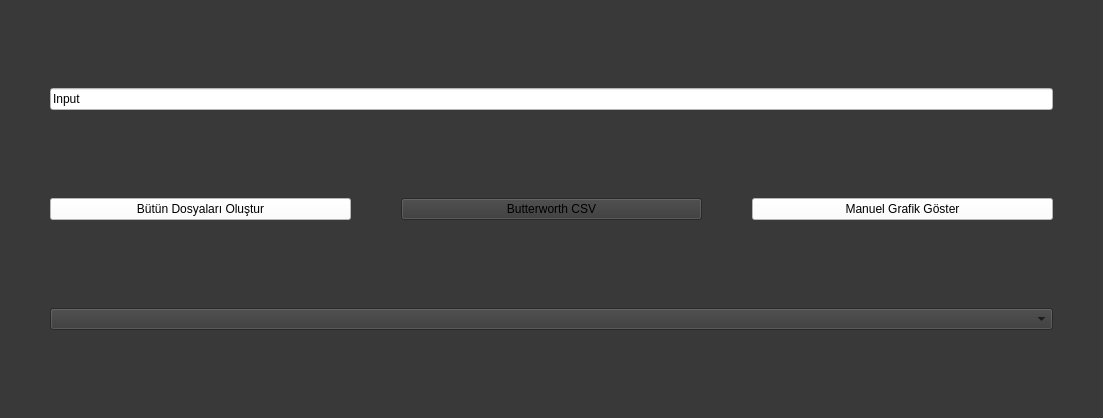
The window that mainwindow.ui (zahidayturan/filter-design-and-transformation) describes before a commit, drawn with Qt 5.
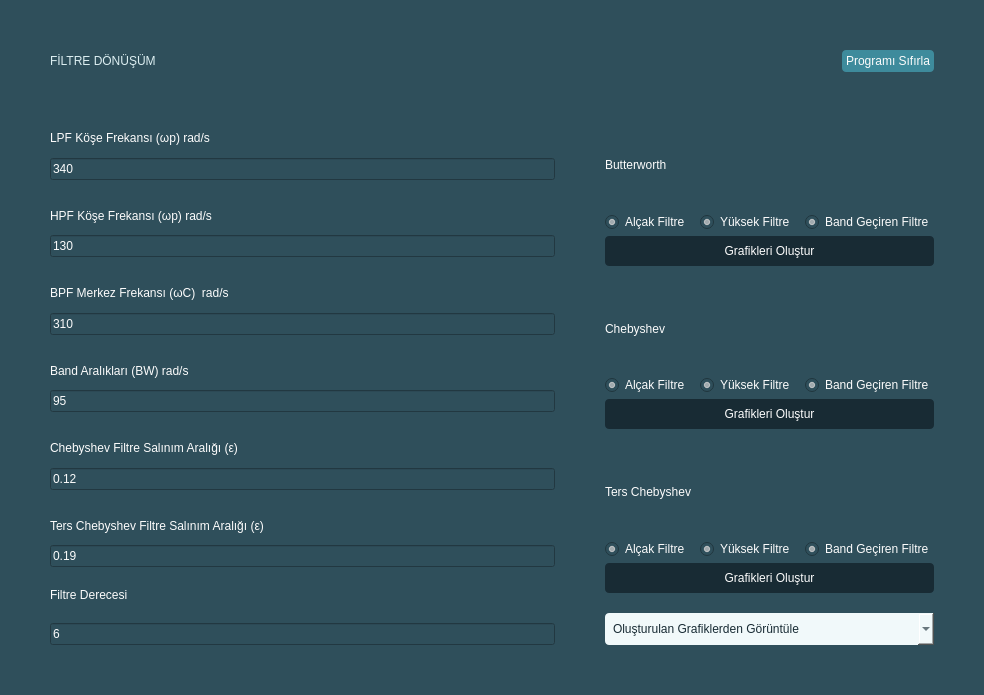
The same window after the commit.

```diff
--- a/mainwindow.ui
+++ b/mainwindow.ui
@@ -6,8 +6,8 @@
    <rect>
     <x>0</x>
     <y>0</y>
-    <width>1103</width>
-    <height>418</height>
+    <width>984</width>
+    <height>695</height>
    </rect>
   </property>
   <property name="windowTitle">
@@ -17,15 +17,17 @@
    <bool>false</bool>
   </property>
   <property name="styleSheet">
-   <string notr="true">background-color: rgb(57, 57, 57);</string>
+   <string notr="true">background-color: rgb(47, 79, 91);
+font: 10pt &quot;Montserrat&quot;;
+color: rgb(252, 252, 252);</string>
   </property>
   <widget class="QWidget" name="centralwidget">
    <property name="autoFillBackground">
     <bool>false</bool>
    </property>
-   <layout class="QVBoxLayout" stretch="0,0,0">
+   <layout class="QVBoxLayout" stretch="0">
     <property name="spacing">
-     <number>50</number>
+     <number>100</number>
     </property>
     <property name="sizeConstraint">
      <enum>QLayout::SizeConstraint::SetMinimumSize</enum>
@@ -43,68 +45,575 @@
      <number>50</number>
     </property>
     <item>
-     <widget class="QLineEdit" name="lineEdit">
-      <property name="styleSheet">
-       <string notr="true">background-color: rgb(255, 255, 255);</string>
+     <layout class="QVBoxLayout" name="main_vertical">
+      <property name="spacing">
+       <number>50</number>
       </property>
-      <property name="text">
-       <string>Input</string>
+      <property name="topMargin">
+       <number>0</number>
       </property>
-     </widget>
-    </item>
-    <item>
-     <layout class="QHBoxLayout" name="horizontalLayout">
       <item>
-       <widget class="QPushButton" name="csvButton">
-        <property name="autoFillBackground">
-         <bool>false</bool>
+       <layout class="QHBoxLayout" name="app_bar">
+        <property name="spacing">
+         <number>10</number>
         </property>
-        <property name="styleSheet">
-         <string notr="true">background-color: rgb(255, 255, 255);</string>
+        <property name="bottomMargin">
+         <number>0</number>
         </property>
-        <property name="text">
-         <string>Bütün Dosyaları Oluştur</string>
-        </property>
-       </widget>
+        <item>
+         <widget class="QLabel" name="title">
+          <property name="styleSheet">
+           <string notr="true">font: 900 16pt &quot;Montserrat Black&quot;;
+color: rgb(220, 238, 241);</string>
+          </property>
+          <property name="text">
+           <string>FİLTRE DÖNÜŞÜM</string>
+          </property>
+         </widget>
+        </item>
+        <item>
+         <widget class="QPushButton" name="reload">
+          <property name="sizePolicy">
+           <sizepolicy hsizetype="Fixed" vsizetype="Fixed">
+            <horstretch>0</horstretch>
+            <verstretch>0</verstretch>
+           </sizepolicy>
+          </property>
+          <property name="styleSheet">
+           <string notr="true">background-color: rgb(62, 139, 156);
+border-radius: 4px;
+padding: 4px;</string>
+          </property>
+          <property name="text">
+           <string>Programı Sıfırla</string>
+          </property>
+          <property name="autoDefault">
+           <bool>false</bool>
+          </property>
+          <property name="default">
+           <bool>false</bool>
+          </property>
+          <property name="flat">
+           <bool>false</bool>
+          </property>
+         </widget>
+        </item>
+       </layout>
       </item>
       <item>
-       <widget class="QPushButton" name="butterworthButton">
-        <property name="text">
-         <string>Butterworth CSV</string>
+       <layout class="QHBoxLayout" name="app_menu">
+        <property name="spacing">
+         <number>50</number>
         </property>
-       </widget>
-      </item>
-      <item>
-       <widget class="QPushButton" name="graphButton">
-        <property name="enabled">
-         <bool>true</bool>
+        <property name="sizeConstraint">
+         <enum>QLayout::SizeConstraint::SetMinimumSize</enum>
         </property>
-        <property name="autoFillBackground">
-         <bool>false</bool>
-        </property>
-        <property name="styleSheet">
-         <string notr="true">background-color: rgb(255, 255, 255);</string>
-        </property>
-        <property name="text">
-         <string>Manuel Grafik Göster</string>
-        </property>
-        <property name="checkable">
-         <bool>false</bool>
-        </property>
-       </widget>
+        <item>
+         <layout class="QVBoxLayout" name="input_menu" stretch="0,0,0,0,0,0,0">
+          <property name="spacing">
+           <number>20</number>
+          </property>
+          <property name="sizeConstraint">
+           <enum>QLayout::SizeConstraint::SetMinimumSize</enum>
+          </property>
+          <property name="bottomMargin">
+           <number>0</number>
+          </property>
+          <item>
+           <layout class="QVBoxLayout" name="input_lpf">
+            <property name="spacing">
+             <number>4</number>
+            </property>
+            <property name="sizeConstraint">
+             <enum>QLayout::SizeConstraint::SetMinimumSize</enum>
+            </property>
+            <item>
+             <widget class="QLabel" name="label_lpf">
+              <property name="text">
+               <string>LPF Köşe Frekansı (ωp) rad/s</string>
+              </property>
+             </widget>
+            </item>
+            <item>
+             <widget class="QLineEdit" name="edit_lpf">
+              <property name="autoFillBackground">
+               <bool>false</bool>
+              </property>
+              <property name="styleSheet">
+               <string notr="true">border-color: rgb(24, 43, 52);</string>
+              </property>
+              <property name="text">
+               <string>340</string>
+              </property>
+              <property name="frame">
+               <bool>true</bool>
+              </property>
+              <property name="placeholderText">
+               <string>LPF Köşe Frekansı (ωp) rad/s</string>
+              </property>
+             </widget>
+            </item>
+           </layout>
+          </item>
+          <item>
+           <layout class="QVBoxLayout" name="input_hpf">
+            <property name="spacing">
+             <number>4</number>
+            </property>
+            <property name="sizeConstraint">
+             <enum>QLayout::SizeConstraint::SetMinimumSize</enum>
+            </property>
+            <item>
+             <widget class="QLabel" name="label_hpf">
+              <property name="text">
+               <string>HPF Köşe Frekansı (ωp) rad/s</string>
+              </property>
+             </widget>
+            </item>
+            <item>
+             <widget class="QLineEdit" name="edit_hpf">
+              <property name="text">
+               <string>130</string>
+              </property>
+             </widget>
+            </item>
+           </layout>
+          </item>
+          <item>
+           <layout class="QVBoxLayout" name="input_bpf">
+            <property name="spacing">
+             <number>4</number>
+            </property>
+            <property name="sizeConstraint">
+             <enum>QLayout::SizeConstraint::SetMinimumSize</enum>
+            </property>
+            <item>
+             <widget class="QLabel" name="label_bpf">
+              <property name="text">
+               <string>BPF Merkez Frekansı (ωC)  rad/s</string>
+              </property>
+             </widget>
+            </item>
+            <item>
+             <widget class="QLineEdit" name="edit_bpf">
+              <property name="text">
+               <string>310</string>
+              </property>
+             </widget>
+            </item>
+           </layout>
+          </item>
+          <item>
+           <layout class="QVBoxLayout" name="input_bw">
+            <property name="spacing">
+             <number>4</number>
+            </property>
+            <property name="sizeConstraint">
+             <enum>QLayout::SizeConstraint::SetMinimumSize</enum>
+            </property>
+            <item>
+             <widget class="QLabel" name="label_bw">
+              <property name="text">
+               <string>Band Aralıkları (BW) rad/s</string>
+              </property>
+             </widget>
+            </item>
+            <item>
+             <widget class="QLineEdit" name="edit_bw">
+              <property name="text">
+               <string>95</string>
+              </property>
+             </widget>
+            </item>
+           </layout>
+          </item>
+          <item>
+           <layout class="QVBoxLayout" name="input_c">
+            <property name="spacing">
+             <number>4</number>
+            </property>
+            <property name="sizeConstraint">
+             <enum>QLayout::SizeConstraint::SetMinimumSize</enum>
+            </property>
+            <item>
+             <widget class="QLabel" name="label_c">
+              <property name="text">
+               <string>Chebyshev Filtre Salınım Aralığı (ε)</string>
+              </property>
+             </widget>
+            </item>
+            <item>
+             <widget class="QLineEdit" name="edit_c">
+              <property name="text">
+               <string>0.12</string>
+              </property>
+             </widget>
+            </item>
+           </layout>
+          </item>
+          <item>
+           <layout class="QVBoxLayout" name="input_i">
+            <property name="spacing">
+             <number>4</number>
+            </property>
+            <property name="sizeConstraint">
+             <enum>QLayout::SizeConstraint::SetMinimumSize</enum>
+            </property>
+            <item>
+             <widget class="QLabel" name="label_i">
+              <property name="text">
+               <string>Ters Chebyshev Filtre Salınım Aralığı (ε)</string>
+              </property>
+             </widget>
+            </item>
+            <item>
+             <widget class="QLineEdit" name="line_i">
+              <property name="text">
+               <string>0.19</string>
+              </property>
+             </widget>
+            </item>
+           </layout>
+          </item>
+          <item>
+           <layout class="QVBoxLayout" name="input_d">
+            <property name="bottomMargin">
+             <number>0</number>
+            </property>
+            <item>
+             <widget class="QLabel" name="label_d">
+              <property name="text">
+               <string>Filtre Derecesi</string>
+              </property>
+             </widget>
+            </item>
+            <item>
+             <widget class="QLineEdit" name="edit_d">
+              <property name="text">
+               <string>6</string>
+              </property>
+             </widget>
+            </item>
+           </layout>
+          </item>
+         </layout>
+        </item>
+        <item>
+         <layout class="QVBoxLayout" name="output_menu">
+          <property name="spacing">
+           <number>20</number>
+          </property>
+          <item>
+           <layout class="QVBoxLayout" name="b_output">
+            <property name="spacing">
+             <number>4</number>
+            </property>
+            <property name="sizeConstraint">
+             <enum>QLayout::SizeConstraint::SetFixedSize</enum>
+            </property>
+            <item>
+             <widget class="QLabel" name="b_title">
+              <property name="styleSheet">
+               <string notr="true">font: 900 11pt &quot;Montserrat Black&quot;;</string>
+              </property>
+              <property name="text">
+               <string>Butterworth</string>
+              </property>
+             </widget>
+            </item>
+            <item>
+             <layout class="QHBoxLayout" name="b_actives">
+              <property name="spacing">
+               <number>10</number>
+              </property>
+              <property name="sizeConstraint">
+               <enum>QLayout::SizeConstraint::SetMinimumSize</enum>
+              </property>
+              <item>
+               <widget class="QRadioButton" name="bl_active">
+                <property name="acceptDrops">
+                 <bool>false</bool>
+                </property>
+                <property name="text">
+                 <string>Alçak Filtre</string>
+                </property>
+                <property name="checked">
+                 <bool>true</bool>
+                </property>
+                <property name="autoExclusive">
+                 <bool>false</bool>
+                </property>
+               </widget>
+              </item>
+              <item>
+               <widget class="QRadioButton" name="bh_active">
+                <property name="text">
+                 <string>Yüksek Filtre</string>
+                </property>
+                <property name="checked">
+                 <bool>true</bool>
+                </property>
+                <property name="autoRepeat">
+                 <bool>false</bool>
+                </property>
+                <property name="autoExclusive">
+                 <bool>false</bool>
+                </property>
+               </widget>
+              </item>
+              <item>
+               <widget class="QRadioButton" name="bb_active">
+                <property name="styleSheet">
+                 <string notr="true">font: 10pt &quot;Montserrat&quot;;</string>
+                </property>
+                <property name="text">
+                 <string>Band Geçiren Filtre</string>
+                </property>
+                <property name="checkable">
+                 <bool>true</bool>
+                </property>
+                <property name="checked">
+                 <bool>true</bool>
+                </property>
+                <property name="autoRepeat">
+                 <bool>false</bool>
+                </property>
+                <property name="autoExclusive">
+                 <bool>false</bool>
+                </property>
+               </widget>
+              </item>
+             </layout>
+            </item>
+            <item>
+             <layout class="QHBoxLayout" name="b_buttons">
+              <property name="spacing">
+               <number>10</number>
+              </property>
+              <property name="sizeConstraint">
+               <enum>QLayout::SizeConstraint::SetMinimumSize</enum>
+              </property>
+              <item>
+               <widget class="QPushButton" name="b_create">
+                <property name="styleSheet">
+                 <string notr="true">background-color: rgb(24, 43, 52);
+border-radius: 4px;
+padding: 8px;</string>
+                </property>
+                <property name="text">
+                 <string>Grafikleri Oluştur</string>
+                </property>
+               </widget>
+              </item>
+             </layout>
+            </item>
+           </layout>
+          </item>
+          <item>
+           <layout class="QVBoxLayout" name="c_output">
+            <property name="spacing">
+             <number>4</number>
+            </property>
+            <property name="sizeConstraint">
+             <enum>QLayout::SizeConstraint::SetFixedSize</enum>
+            </property>
+            <item>
+             <widget class="QLabel" name="c_title">
+              <property name="styleSheet">
+               <string notr="true">font: 900 11pt &quot;Montserrat Black&quot;;</string>
+              </property>
+              <property name="text">
+               <string>Chebyshev</string>
+              </property>
+             </widget>
+            </item>
+            <item>
+             <layout class="QHBoxLayout" name="c_actives">
+              <property name="spacing">
+               <number>10</number>
+              </property>
+              <property name="sizeConstraint">
+               <enum>QLayout::SizeConstraint::SetMinimumSize</enum>
+              </property>
+              <item>
+               <widget class="QRadioButton" name="cl_active">
+                <property name="text">
+                 <string>Alçak Filtre</string>
+                </property>
+                <property name="checked">
+                 <bool>true</bool>
+                </property>
+                <property name="autoExclusive">
+                 <bool>false</bool>
+                </property>
+               </widget>
+              </item>
+              <item>
+               <widget class="QRadioButton" name="ch_active">
+                <property name="text">
+                 <string>Yüksek Filtre</string>
+                </property>
+                <property name="checked">
+                 <bool>true</bool>
+                </property>
+                <property name="autoExclusive">
+                 <bool>false</bool>
+                </property>
+               </widget>
+              </item>
+              <item>
+               <widget class="QRadioButton" name="cb_active">
+                <property name="text">
+                 <string>Band Geçiren Filtre</string>
+                </property>
+                <property name="checked">
+                 <bool>true</bool>
+                </property>
+                <property name="autoExclusive">
+                 <bool>false</bool>
+                </property>
+               </widget>
+              </item>
+             </layout>
+            </item>
+            <item>
+             <layout class="QHBoxLayout" name="c_buttons">
+              <property name="spacing">
+               <number>10</number>
+              </property>
+              <property name="sizeConstraint">
+               <enum>QLayout::SizeConstraint::SetMinimumSize</enum>
+              </property>
+              <item>
+               <widget class="QPushButton" name="c_create">
+                <property name="styleSheet">
+                 <string notr="true">background-color: rgb(24, 43, 52);
+border-radius: 4px;
+padding: 8px;</string>
+                </property>
+                <property name="text">
+                 <string>Grafikleri Oluştur</string>
+                </property>
+               </widget>
+              </item>
+             </layout>
+            </item>
+           </layout>
+          </item>
+          <item>
+           <layout class="QVBoxLayout" name="i_output">
+            <property name="spacing">
+             <number>4</number>
+            </property>
+            <property name="sizeConstraint">
+             <enum>QLayout::SizeConstraint::SetFixedSize</enum>
+            </property>
+            <item>
+             <widget class="QLabel" name="i_title">
+              <property name="styleSheet">
+               <string notr="true">font: 900 11pt &quot;Montserrat Black&quot;;</string>
+              </property>
+              <property name="text">
+               <string>Ters Chebyshev</string>
+              </property>
+             </widget>
+            </item>
+            <item>
+             <layout class="QHBoxLayout" name="i_actives">
+              <property name="spacing">
+               <number>10</number>
+              </property>
+              <property name="sizeConstraint">
+               <enum>QLayout::SizeConstraint::SetMinimumSize</enum>
+              </property>
+              <item>
+               <widget class="QRadioButton" name="il_active">
+                <property name="text">
+                 <string>Alçak Filtre</string>
+                </property>
+                <property name="checked">
+                 <bool>true</bool>
+                </property>
+                <property name="autoExclusive">
+                 <bool>false</bool>
+                </property>
+               </widget>
+              </item>
+              <item>
+               <widget class="QRadioButton" name="ih_active">
+                <property name="text">
+                 <string>Yüksek Filtre</string>
+                </property>
+                <property name="checked">
+                 <bool>true</bool>
+                </property>
+                <property name="autoExclusive">
+                 <bool>false</bool>
+                </property>
+               </widget>
+              </item>
+              <item>
+               <widget class="QRadioButton" name="ib_active">
+                <property name="text">
+                 <string>Band Geçiren Filtre</string>
+                </property>
+                <property name="checked">
+                 <bool>true</bool>
+                </property>
+                <property name="autoExclusive">
+                 <bool>false</bool>
+                </property>
+               </widget>
+              </item>
+             </layout>
+            </item>
+            <item>
+             <layout class="QHBoxLayout" name="i_buttons">
+              <property name="spacing">
+               <number>10</number>
+              </property>
+              <property name="sizeConstraint">
+               <enum>QLayout::SizeConstraint::SetMinimumSize</enum>
+              </property>
+              <item>
+               <widget class="QPushButton" name="i_create">
+                <property name="styleSheet">
+                 <string notr="true">background-color: rgb(24, 43, 52);
+border-radius: 4px;
+padding: 8px;</string>
+                </property>
+                <property name="text">
+                 <string>Grafikleri Oluştur</string>
+                </property>
+               </widget>
+              </item>
+             </layout>
+            </item>
+           </layout>
+          </item>
+          <item>
+           <widget class="QComboBox" name="comboBox">
+            <property name="toolTip">
+             <string/>
+            </property>
+            <property name="styleSheet">
+             <string notr="true">background-color: rgb(241, 249, 250);
+font: 10pt &quot;Montserrat&quot;;
+border-radius: 4px;
+padding: 8px;
+color: rgb(24, 43, 52);</string>
+            </property>
+            <property name="placeholderText">
+             <string>Oluşturulan Grafiklerden Görüntüle</string>
+            </property>
+           </widget>
+          </item>
+         </layout>
+        </item>
+       </layout>
       </item>
      </layout>
     </item>
-    <item>
-     <widget class="QComboBox" name="comboBox">
-      <property name="toolTip">
-       <string/>
-      </property>
-      <property name="placeholderText">
-       <string>Oluşturulan Grafiklerden Seç</string>
-      </property>
-     </widget>
-    </item>
    </layout>
   </widget>
  </widget>
```
Left out of the diff: 2 changed lines with no effect on the pictures.
